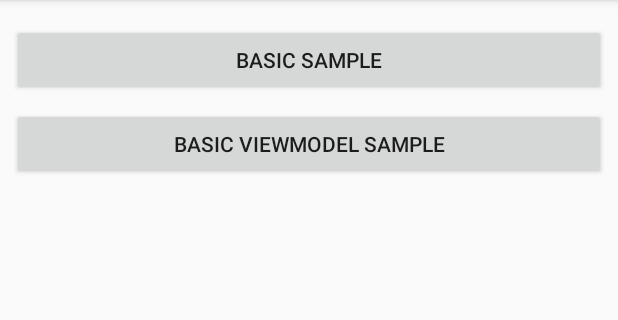
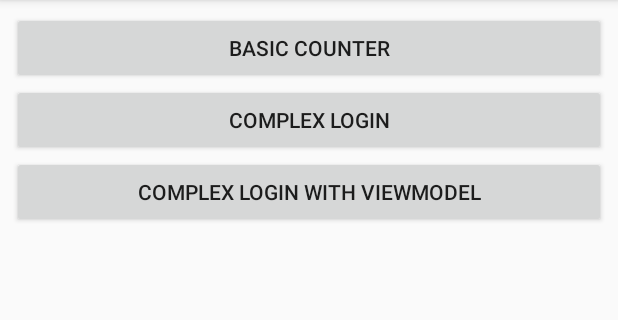
Before and after one commit to InventiDevelopment/Elmdroid, an Android app: the screen it shows after launch (MainActivity), on a phone screen of 412 x 824 dp, the part 84-404 px from its top. Run offline under Robolectric (Android 15) with nearby library versions, the phone set to English and light mode, and no system bars; our stand-ins replace Timber; 1 statement that could not run was skipped.

Commit message:
Add viewmodel login example

```diff
--- a/sample/build.gradle
+++ b/sample/build.gradle
@@ -29,6 +29,7 @@ dependencies {
 
     implementation deps.timber
     implementation deps.lifecycle.extensions
+    implementation deps.lifecycle.java8
 
     // rx
     implementation deps.rx_java2
--- a/sample/src/main/AndroidManifest.xml
+++ b/sample/src/main/AndroidManifest.xml
@@ -17,7 +17,8 @@
                 <category android:name="android.intent.category.LAUNCHER" />
             </intent-filter>
         </activity>
-        <activity android:name=".login.presentation.LoginActivity"></activity>
+        <activity android:name=".login.presentation.LoginActivity" />
+        <activity android:name=".login.presentation.LoginVMActivity" />
     </application>
 
 </manifest>
--- a/sample/src/main/java/com/example/elmdroid/login/presentation/LoginView.kt
+++ b/sample/src/main/java/com/example/elmdroid/login/presentation/LoginView.kt
@@ -1,5 +1,6 @@
 package com.example.elmdroid.login.presentation
 
+import android.arch.lifecycle.LifecycleOwner
 import android.widget.Button
 import android.widget.EditText
 import android.widget.ProgressBar
@@ -8,7 +9,7 @@ import android.widget.TextView
 /**
  * Created by tomas.valenta on 11/21/2017.
  */
-interface LoginView {
+interface LoginView : LifecycleOwner {
     fun email(): EditText
     fun password(): EditText
     fun loginButton(): Button
--- a/sample/src/main/res/layout/activity_main.xml
+++ b/sample/src/main/res/layout/activity_main.xml
@@ -1,35 +1,36 @@
 <?xml version="1.0" encoding="utf-8"?>
-<android.support.constraint.ConstraintLayout xmlns:android="http://schemas.android.com/apk/res/android"
+<LinearLayout xmlns:android="http://schemas.android.com/apk/res/android"
     xmlns:app="http://schemas.android.com/apk/res-auto"
     xmlns:tools="http://schemas.android.com/tools"
     android:layout_width="match_parent"
     android:layout_height="match_parent"
+    android:orientation="vertical"
+    android:padding="8dp"
     tools:context="com.example.elmdroid.MainActivity">
 
 
     <Button
-        android:id="@+id/basic"
-        android:layout_width="0dp"
+        android:id="@+id/counter"
+        android:layout_width="match_parent"
         android:layout_height="wrap_content"
-        android:layout_marginEnd="8dp"
-        android:layout_marginStart="8dp"
-        android:layout_marginTop="16dp"
-        android:text="Basic sample"
-        app:layout_constraintEnd_toEndOf="parent"
-        app:layout_constraintHorizontal_bias="0.0"
-        app:layout_constraintStart_toStartOf="parent"
-        app:layout_constraintTop_toTopOf="parent" />
+        android:text="Basic counter" />
 
     <Button
-        android:id="@+id/basicViewModel"
-        android:layout_width="0dp"
+        android:id="@+id/login"
+        android:layout_width="match_parent"
         android:layout_height="wrap_content"
-        android:layout_marginEnd="8dp"
-        android:layout_marginStart="8dp"
-        android:layout_marginTop="8dp"
-        android:text="Basic viewModel sample"
-        app:layout_constraintEnd_toEndOf="parent"
-        app:layout_constraintStart_toStartOf="parent"
-        app:layout_constraintTop_toBottomOf="@+id/basic" />
+        android:text="Complex login" />
 
-</android.support.constraint.ConstraintLayout>
+    <Button
+        android:id="@+id/loginViewModel"
+        android:layout_width="match_parent"
+        android:layout_height="wrap_content"
+        android:text="Complex login with ViewModel"/>
+
+    <!--<Button-->
+        <!--android:id="@+id/multipleComponentsViewModel"-->
+        <!--android:layout_width="match_parent"-->
+        <!--android:layout_height="wrap_content"-->
+        <!--android:text="Multiple components with ViewModel"/>-->
+
+</LinearLayout>
```
Also changed, not shown: sample/src/main/java/com/example/elmdroid/login/presentation/BaseLoginActivity.kt (added, +24 -0 lines), sample/src/main/java/com/example/elmdroid/login/presentation/LoginActivity.kt (+1 -11 lines), sample/src/main/java/com/example/elmdroid/login/presentation/LoginRenderer.kt (+24 -26 lines), sample/src/main/java/com/example/elmdroid/login/presentation/LoginVMActivity.kt (added, +32 -0 lines), sample/src/main/java/com/example/elmdroid/login/presentation/LoginViewModel.kt (added, +10 -0 lines).
